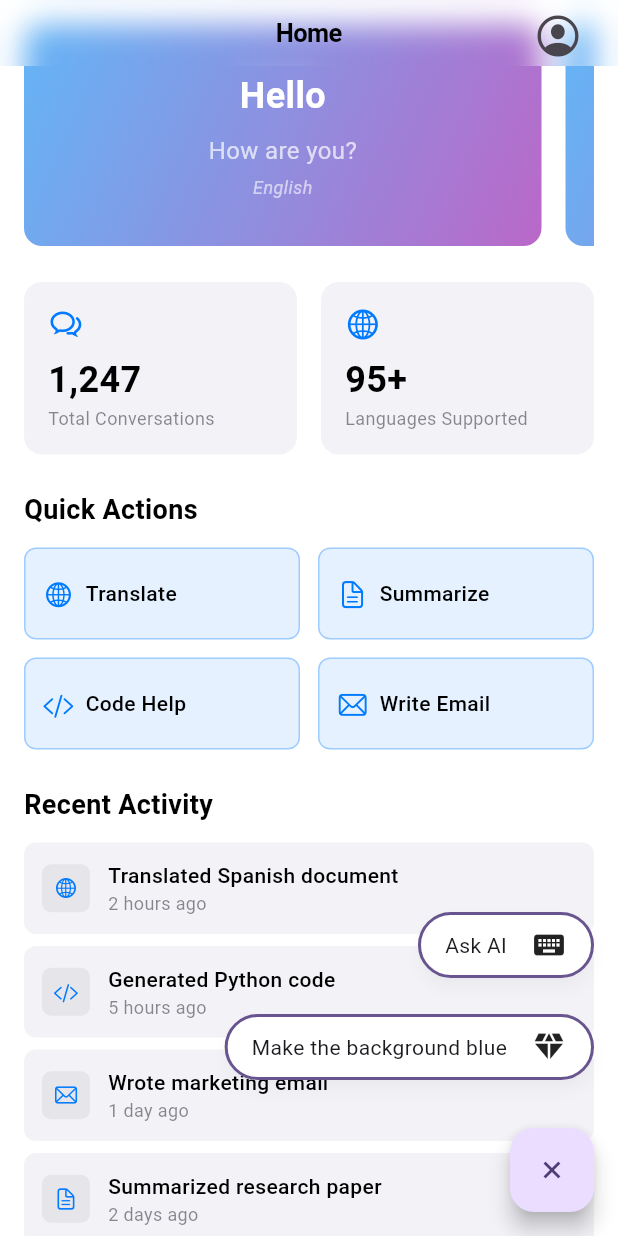
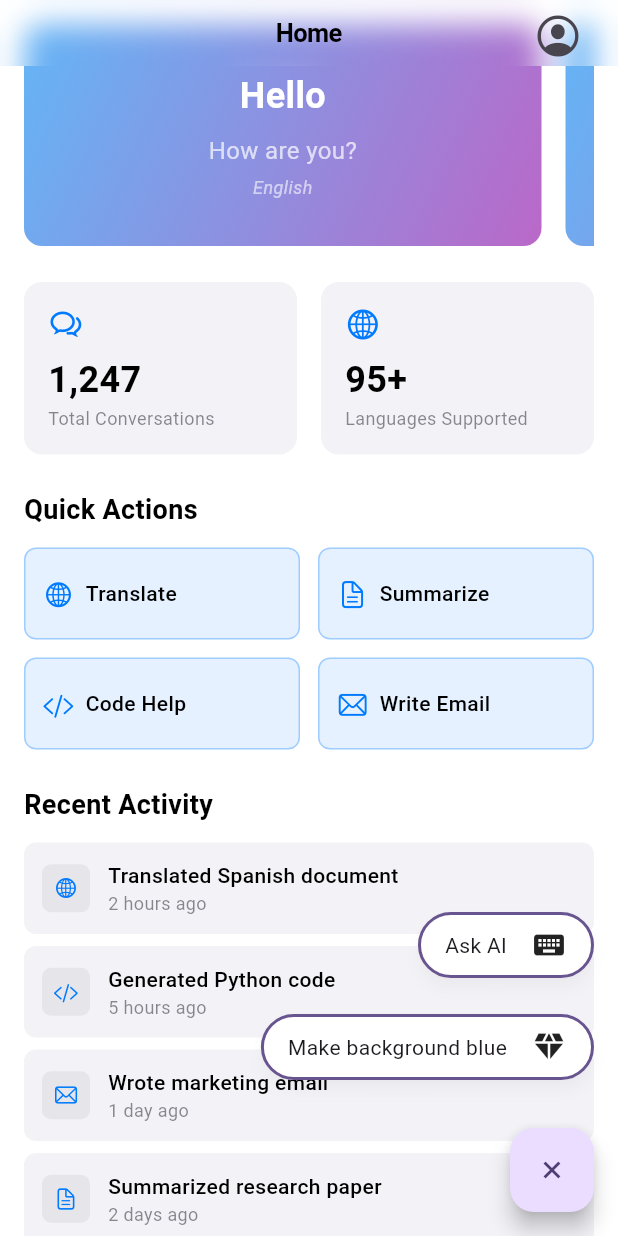
Before and after one commit to demolaf/ai_prompt_driven_app, a Flutter app: the screen it shows after launch, scrolled down 96 dp, after a tap on the "add" icon, on a phone screen of 412 x 824 dp. Run offline on Flutter 3.47's test engine with Material 3 defaults, Android fonts, the phone set to English and light mode, and no system bars.

Commit message:
Add configuration models and prompt management system
- Add AppBarConfig, ScaffoldConfig, and ViewConfigurable models
- Implement PromptManager for handling user prompts
- Create HomeViewConfigurable and HomeViewModel for home screen state
- Update home view and widgets to use new architecture
- Enhance profile view and dynamic scaffold functionality

```diff
--- /dev/null
+++ b/lib/src/model/scaffold_config.dart
@@ -0,0 +1,13 @@
+class ScaffoldConfig {
+  ScaffoldConfig({required this.backgroundColor});
+
+  final String backgroundColor;
+
+  Map<String, dynamic> toJson() => {'backgroundColor': backgroundColor};
+
+  factory ScaffoldConfig.fromJson(Map<String, dynamic> json) =>
+      ScaffoldConfig(backgroundColor: json['backgroundColor'] ?? '');
+
+  ScaffoldConfig copyWith({String? backgroundColor}) =>
+      ScaffoldConfig(backgroundColor: backgroundColor ?? this.backgroundColor);
+}
--- /dev/null
+++ b/lib/src/model/view_configurable.dart
@@ -0,0 +1,5 @@
+abstract class ViewConfigurable {
+  Map<String, dynamic> toJson();
+
+  ViewConfigurable merge(Map<String, dynamic> updates);
+}
--- a/lib/src/ui/home/home_view.dart
+++ b/lib/src/ui/home/home_view.dart
@@ -1,3 +1,4 @@
+import 'package:ai_prompt_driven_app/src/ui/home/home_view_model.dart';
 import 'package:flutter/cupertino.dart';
 import 'package:flutter/material.dart';
 import 'package:ai_prompt_driven_app/src/model/greeting_model.dart';
@@ -17,11 +18,17 @@ class HomeView extends StatefulWidget {
 }
 
 class _HomeViewState extends State<HomeView> {
+  final viewModel = HomeViewModel();
+
   ValueNotifier<List<GreetingModel>> greetingsList = ValueNotifier(
     GreetingModel.getPlaceholderData,
   );
 
-  Map<String, dynamic> scaffoldConfig = {'backgroundColor': '#ffffff'};
+  @override
+  void initState() {
+    viewModel.initialize();
+    super.initState();
+  }
 
   @override
   void dispose() {
@@ -31,8 +38,11 @@ class _HomeViewState extends State<HomeView> {
 
   @override
   Widget build(BuildContext context) {
+    return ValueListenableBuilder(
+      valueListenable: viewModel.state,
+      builder: (context, state, child) {
         return DynamicScaffold(
-      config: scaffoldConfig,
+          config: state.configurable?.scaffoldConfig,
           body: CustomScrollView(
             slivers: [
               CupertinoSliverNavigationBar(
@@ -60,7 +70,9 @@ class _HomeViewState extends State<HomeView> {
                             height: 164,
                             padding: EdgeInsets.only(top: 16),
                             child: PageView(
-                          controller: PageController(viewportFraction: 0.95),
+                              controller: PageController(
+                                viewportFraction: 0.95,
+                              ),
                               padEnds: false,
                               children: greetingsList.value
                                   .asMap()
@@ -105,7 +117,14 @@ class _HomeViewState extends State<HomeView> {
               ),
             ],
           ),
-      floatingActionButton: PromptFAB(),
+          floatingActionButton: PromptFAB(
+            onPromptTapped: (prompt) {
+              viewModel.callStaticPrompt(prompt.id);
+            },
+            availablePrompts: state.availablePrompts,
+          ),
+        );
+      },
     );
   }
 }
--- /dev/null
+++ b/lib/src/ui/home/home_view_configurable.dart
@@ -0,0 +1,58 @@
+import 'package:ai_prompt_driven_app/src/model/appbar_config.dart';
+import 'package:ai_prompt_driven_app/src/model/scaffold_config.dart';
+import 'package:ai_prompt_driven_app/src/model/view_configurable.dart';
+
+class HomeViewConfigurable extends ViewConfigurable {
+  HomeViewConfigurable({this.scaffoldConfig, this.appBarConfig});
+
+  final ScaffoldConfig? scaffoldConfig;
+  final AppBarConfig? appBarConfig;
+
+  @override
+  Map<String, dynamic> toJson() => {
+    'scaffoldConfig': scaffoldConfig?.toJson(),
+    'appBarConfig': appBarConfig?.toJson(),
+  };
+
+  factory HomeViewConfigurable.fromJson(Map<String, dynamic> json) {
+    return HomeViewConfigurable(
+      scaffoldConfig: json['scaffoldConfig'] != null
+          ? ScaffoldConfig.fromJson(json['scaffoldConfig'])
+          : null,
+      appBarConfig: json['appBarConfig'] != null
+          ? AppBarConfig.fromJson(json['appBarConfig'])
+          : null,
+    );
+  }
+
+  HomeViewConfigurable copyWith({
+    ScaffoldConfig? scaffoldConfig,
+    AppBarConfig? appBarConfig,
+  }) {
+    return HomeViewConfigurable(
+      scaffoldConfig: scaffoldConfig ?? this.scaffoldConfig,
+      appBarConfig: appBarConfig ?? this.appBarConfig,
+    );
+  }
+
+  @override
+  HomeViewConfigurable merge(Map<String, dynamic> updates) {
+    final currentJson = toJson();
+    final mergedJson = _deepMerge(currentJson, updates);
+    return HomeViewConfigurable.fromJson(mergedJson);
+  }
+
+  Map<String, dynamic> _deepMerge(Map<String, dynamic> current, Map<String, dynamic> updates) {
+    final result = Map<String, dynamic>.from(current);
+
+    updates.forEach((key, value) {
+      if (value is Map<String, dynamic> && result[key] is Map<String, dynamic>) {
+        result[key] = _deepMerge(result[key] as Map<String, dynamic>, value);
+      } else if (value != null) {
+        result[key] = value;
+      }
+    });
+
+    return result;
+  }
+}
--- /dev/null
+++ b/lib/src/ui/home/home_view_model.dart
@@ -0,0 +1,88 @@
+import 'package:ai_prompt_driven_app/src/model/appbar_config.dart';
+import 'package:ai_prompt_driven_app/src/model/scaffold_config.dart';
+import 'package:ai_prompt_driven_app/src/ui/home/home_view_configurable.dart';
+import 'package:ai_prompt_driven_app/src/utils/prompt_manager.dart';
+import 'package:flutter/foundation.dart';
+
+enum HomeViewState { initial, loading, ready }
+
+class HomeState {
+  // TODO(demolaf): we will need an object that drives the possible UI changes
+  //  a "configurable" object that contains what can change in the UI
+  //  we can pass this object to an LLM for it to know what is configurable in
+  //  the UI.
+
+  HomeState({
+    required this.viewState,
+    this.availablePrompts = const [],
+    this.configurable,
+  });
+
+  HomeState.initial()
+    : this(
+        viewState: HomeViewState.initial,
+        availablePrompts: [],
+        configurable: HomeViewConfigurable(
+          scaffoldConfig: ScaffoldConfig(backgroundColor: 'FFFFFFFF'),
+          appBarConfig: AppBarConfig(title: 'Home'),
+        ),
+      );
+
+  final HomeViewState viewState;
+  final List<Prompt> availablePrompts;
+  final HomeViewConfigurable? configurable;
+
+  HomeState copyWith({
+    required HomeViewState viewState,
+    List<Prompt>? availablePrompts,
+    HomeViewConfigurable? configurable,
+  }) {
+    return HomeState(
+      viewState: viewState,
+      availablePrompts: availablePrompts ?? this.availablePrompts,
+      configurable: configurable ?? this.configurable,
+    );
+  }
+}
+
+class HomeViewModel {
+  final _state = ValueNotifier<HomeState>(HomeState.initial());
+  final promptManager = PromptManager();
+
+  ValueListenable<HomeState> get state => _state;
+
+  HomeState get currentState => _state.value;
+
+  void updateState(HomeState newState) {
+    if (currentState == newState) return;
+    _state.value = newState;
+  }
+
+  void initialize() {
+    getAvailablePrompts();
+  }
+
+  void getAvailablePrompts() {
+    final prompts = promptManager.getHomePrompts();
+    updateState(
+      _state.value.copyWith(
+        viewState: HomeViewState.initial,
+        availablePrompts: prompts,
+      ),
+    );
+  }
+
+  void callStaticPrompt(String id) {
+    final result = promptManager.callPrompt(id);
+    updateState(
+      _state.value.copyWith(
+        viewState: HomeViewState.initial,
+        configurable: _state.value.configurable?.merge(
+          result.configurable.toJson(),
+        ),
+      ),
+    );
+  }
+
+  void callAIPrompt(HomeViewConfigurable configurable) {}
+}
--- a/lib/src/ui/home/widgets/prompt_fab.dart
+++ b/lib/src/ui/home/widgets/prompt_fab.dart
@@ -1,9 +1,17 @@
 import 'package:ai_prompt_driven_app/src/ui/home/widgets/prompt_fab_menu.dart';
+import 'package:ai_prompt_driven_app/src/utils/prompt_manager.dart';
 import 'package:flutter/material.dart';
 import 'package:ai_prompt_driven_app/src/utils/overlay_manager.dart';
 
 class PromptFAB extends StatefulWidget {
-  const PromptFAB({super.key});
+  const PromptFAB({
+    super.key,
+    required this.onPromptTapped,
+    required this.availablePrompts,
+  });
+
+  final ValueSetter<Prompt> onPromptTapped;
+  final List<Prompt> availablePrompts;
 
   @override
   State<PromptFAB> createState() => _PromptFABState();
@@ -46,6 +54,7 @@ class _PromptFABState extends State<PromptFAB>
     return CompositedTransformTarget(
       link: layerLink,
       child: FloatingActionButton(
+        heroTag: '',
         onPressed: () {
           if (!_menuOverlay.isVisible) {
             _rotationAnimationController.forward();
@@ -73,9 +82,11 @@ class _PromptFABState extends State<PromptFAB>
         onMenuSelection: () {
           hideMenu();
         },
+        onPromptTapped: widget.onPromptTapped,
         sourceWidgetSize: size,
         fabGlobalPosition: fabGlobalPosition,
         onDismiss: hideMenu,
+        availablePrompts: widget.availablePrompts,
       ),
     );
   }
--- a/lib/src/ui/home/widgets/prompt_fab_menu.dart
+++ b/lib/src/ui/home/widgets/prompt_fab_menu.dart
@@ -1,5 +1,6 @@
 import 'package:ai_prompt_driven_app/src/utils/overlay_manager.dart';
 import 'package:ai_prompt_driven_app/src/ui/home/widgets/prompt_input_field.dart';
+import 'package:ai_prompt_driven_app/src/utils/prompt_manager.dart';
 import 'package:flutter/material.dart';
 
 class PromptFABMenu extends OverlayWidget {
@@ -8,13 +9,14 @@ class PromptFABMenu extends OverlayWidget {
     required super.sourceWidgetSize,
     super.onDismiss,
     required this.onMenuSelection,
+    required this.onPromptTapped,
+    required this.availablePrompts,
     required this.fabGlobalPosition,
   });
 
-  static double height(BuildContext context) =>
-      MediaQuery.of(context).size.height * 0.3;
-
   final VoidCallback onMenuSelection;
+  final ValueSetter<Prompt> onPromptTapped;
+  final List<Prompt> availablePrompts;
   final Offset fabGlobalPosition;
 
   @override
@@ -46,16 +48,41 @@ class _PromptFABMenuState extends OverlayWidgetState<PromptFABMenu> {
           right: 0,
           child: FadeTransition(
             opacity: animation,
-            child: FABMenuContent(
-              onMenuSelection: widget.onMenuSelection,
-              onAskAI: () {
-                widget.onMenuSelection();
+            child: Container(
+              decoration: BoxDecoration(
+                borderRadius: BorderRadius.circular(12),
+              ),
+              child: Padding(
+                padding: const EdgeInsets.all(16.0),
+                child: Column(
+                  crossAxisAlignment: CrossAxisAlignment.end,
+                  spacing: 24,
+                  children: [
+                    FABMenuItem(
+                      onTap: () {
                         PromptInputField.show(
                           context,
                           layerLink: widget.layerLink,
                           size: widget.sourceWidgetSize,
                         );
+                        widget.onMenuSelection();
                       },
+                      title: 'Ask AI',
+                      icon: Icon(Icons.keyboard),
+                    ),
+                    ...widget.availablePrompts.map((e) {
+                      return FABMenuItem(
+                        onTap: () {
+                          widget.onPromptTapped(e);
+                          widget.onMenuSelection();
+                        },
+                        title: e.title,
+                        icon: Icon(Icons.diamond),
+                      );
+                    }),
+                  ],
+                ),
+              ),
             ),
           ),
         ),
@@ -64,56 +91,23 @@ class _PromptFABMenuState extends OverlayWidgetState<PromptFABMenu> {
   }
 }
 
-class FABMenuContent extends StatelessWidget {
-  const FABMenuContent({
+class FABMenuItem extends StatelessWidget {
+  const FABMenuItem({
     super.key,
-    required this.onMenuSelection,
-    required this.onAskAI,
+    required this.onTap,
+    required this.title,
+    required this.icon,
   });
 
-  final VoidCallback onMenuSelection;
-  final VoidCallback onAskAI;
-
-  @override
-  Widget build(BuildContext context) {
-    return GestureDetector(
-      onTap: onMenuSelection,
-      child: Container(
-        decoration: BoxDecoration(borderRadius: BorderRadius.circular(12)),
-        child: Padding(
-          padding: const EdgeInsets.all(16.0),
-          child: Column(
-            crossAxisAlignment: CrossAxisAlignment.end,
-            spacing: 24,
-            children: [
-              GestureDetector(
-                onTap: onAskAI,
-                child: FABMenuItem(title: 'Ask AI', icon: Icon(Icons.keyboard)),
-              ),
-              GestureDetector(
-                onTap: onMenuSelection,
-                child: FABMenuItem(
-                  title: 'Make the background blue',
-                  icon: Icon(Icons.diamond),
-                ),
-              ),
-            ],
-          ),
-        ),
-      ),
-    );
-  }
-}
-
-class FABMenuItem extends StatelessWidget {
-  const FABMenuItem({super.key, required this.title, required this.icon});
-
+  final VoidCallback onTap;
   final String title;
   final Widget icon;
 
   @override
   Widget build(BuildContext context) {
-    return Material(
+    return GestureDetector(
+      onTap: onTap,
+      child: Material(
         color: Colors.white,
         borderRadius: BorderRadius.circular(24),
         elevation: 4,
@@ -135,6 +129,7 @@ class FABMenuItem extends StatelessWidget {
             ),
           ),
         ),
+      ),
     );
   }
 }
--- /dev/null
+++ b/lib/src/utils/prompt_manager.dart
@@ -0,0 +1,53 @@
+import 'package:ai_prompt_driven_app/src/model/scaffold_config.dart';
+import 'package:ai_prompt_driven_app/src/model/view_configurable.dart';
+import 'package:ai_prompt_driven_app/src/ui/home/home_view_configurable.dart';
+
+class Prompt {
+  Prompt({required this.id, required this.title, required this.configurable});
+
+  final String id;
+  final String title;
+  final ViewConfigurable configurable;
+
+  static List<Prompt> get allPrompts {
+    return [...homePrompts, ...profilePrompts];
+  }
+
+  static List<Prompt> get homePrompts {
+    return [
+      Prompt(
+        id: '121',
+        title: 'Make background blue',
+        configurable: HomeViewConfigurable(
+          scaffoldConfig: ScaffoldConfig(backgroundColor: 'FF00008B'),
+        ),
+      ),
+    ];
+  }
+
+  static List<Prompt> get profilePrompts {
+    return [
+      Prompt(
+        id: '123',
+        title: 'Make background red',
+        configurable: HomeViewConfigurable(
+          scaffoldConfig: ScaffoldConfig(backgroundColor: 'FF8B0000'),
+        ),
+      ),
+    ];
+  }
+}
+
+class PromptManager {
+  List<Prompt> getHomePrompts() {
+    return Prompt.homePrompts;
+  }
+
+  List<Prompt> getProfilePrompts() {
+    return Prompt.homePrompts;
+  }
+
+  Prompt callPrompt(String id) {
+    return Prompt.allPrompts.firstWhere((e) => e.id == id);
+  }
+}
--- a/lib/src/widgets/dynamic_scaffold.dart
+++ b/lib/src/widgets/dynamic_scaffold.dart
@@ -1,3 +1,4 @@
+import 'package:ai_prompt_driven_app/src/model/scaffold_config.dart';
 import 'package:flutter/material.dart';
 
 class DynamicScaffold extends Scaffold {
@@ -5,14 +6,14 @@ class DynamicScaffold extends Scaffold {
     super.key,
     super.body,
     super.floatingActionButton,
-    required this.config,
+    this.config,
   });
 
-  final Map<String, dynamic> config;
+  final ScaffoldConfig? config;
 
   @override
   Color? get backgroundColor {
-    return _parseColor(config['backgroundColor']);
+    return _parseColor(config?.backgroundColor);
   }
 
   Color? _parseColor(dynamic colorValue) {
@@ -23,6 +24,10 @@ class DynamicScaffold extends Scaffold {
       if (colorValue.startsWith('#')) {
         final hexColor = colorValue.substring(1);
         return Color(int.parse('FF$hexColor', radix: 16));
+      } else if (colorValue.length == 8 || colorValue.length == 6) {
+        // Handle hex strings without # (like 'FF000000' or '000000')
+        final hexColor = colorValue.length == 6 ? 'FF$colorValue' : colorValue;
+        return Color(int.parse(hexColor, radix: 16));
       }
 
       // Handle named colors
```
Also changed, not shown: lib/src/model/appbar_config.dart (added, +13 -0 lines), lib/src/ui/profile/profile_view.dart (+7 -1 lines). Lines whose indentation alone changed are shown as unchanged.
